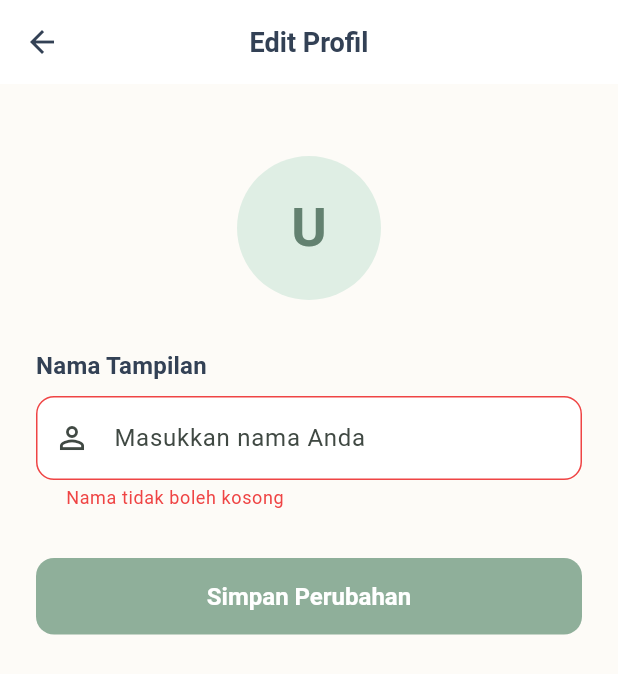
After one commit to qweez-org/qweez-app, a Flutter app: the EditProfileScreen screen opened directly, after a tap on "Simpan Perubahan", on a phone screen of 412 x 824 dp. The commit adds this screen. Shown: the top 674 px of the screen. Run offline on Flutter 3.47's test engine with Material 3 defaults, Android fonts, the phone set to English and light mode, and no system bars; our stand-ins replace flutter_secure_storage, shimmer, socket_io_client; accounts and stored records are empty; Roboto replaces fonts that are missing (Plus Jakarta Sans).

Commit message:
feat: add edit profile screen for mobile users (name change)

```diff
--- /dev/null
+++ b/lib/screens/edit_profile_screen.dart
@@ -0,0 +1,170 @@
+import 'package:flutter/material.dart';
+import 'package:provider/provider.dart';
+import '../providers/auth_provider.dart';
+import '../theme/app_theme.dart';
+
+class EditProfileScreen extends StatefulWidget {
+  const EditProfileScreen({super.key});
+
+  @override
+  State<EditProfileScreen> createState() => _EditProfileScreenState();
+}
+
+class _EditProfileScreenState extends State<EditProfileScreen> {
+  late TextEditingController _nameController;
+  final _formKey = GlobalKey<FormState>();
+  bool _isLoading = false;
+
+  @override
+  void initState() {
+    super.initState();
+    final user = context.read<AuthProvider>().user;
+    _nameController = TextEditingController(text: user?.name ?? '');
+  }
+
+  @override
+  void dispose() {
+    _nameController.dispose();
+    super.dispose();
+  }
+
+  Future<void> _save() async {
+    if (!_formKey.currentState!.validate()) return;
+    setState(() => _isLoading = true);
+
+    final authProvider = context.read<AuthProvider>();
+    final error = await authProvider.updateProfile(_nameController.text);
+
+    if (!mounted) return;
+    setState(() => _isLoading = false);
+
+    if (error == null) {
+      // Sukses — kembali ke halaman sebelumnya
+      Navigator.of(context).pop();
+      ScaffoldMessenger.of(context).showSnackBar(
+        SnackBar(
+          content: const Text('Profil berhasil diperbarui'),
+          backgroundColor: AppTheme.success,
+          behavior: SnackBarBehavior.floating,
+          shape: RoundedRectangleBorder(
+            borderRadius: BorderRadius.circular(AppTheme.radiusMd),
+          ),
+        ),
+      );
+    } else {
+      ScaffoldMessenger.of(context).showSnackBar(
+        SnackBar(
+          content: Text(error),
+          backgroundColor: AppTheme.error,
+          behavior: SnackBarBehavior.floating,
+          shape: RoundedRectangleBorder(
+            borderRadius: BorderRadius.circular(AppTheme.radiusMd),
+          ),
+        ),
+      );
+    }
+  }
+
+  @override
+  Widget build(BuildContext context) {
+    return Scaffold(
+      appBar: AppBar(
+        title: const Text('Edit Profil'),
+      ),
+      body: SafeArea(
+        child: ListView(
+          padding: const EdgeInsets.all(AppTheme.spacingXl),
+          children: [
+            const SizedBox(height: AppTheme.spacingXl),
+
+            // Avatar preview
+            Center(
+              child: Consumer<AuthProvider>(
+                builder: (_, auth, _) {
+                  final initial = _nameController.text.isNotEmpty
+                      ? _nameController.text[0].toUpperCase()
+                      : (auth.user?.name.isNotEmpty == true
+                          ? auth.user!.name[0].toUpperCase()
+                          : 'U');
+                  return CircleAvatar(
+                    radius: 48,
+                    backgroundColor: AppTheme.primary100,
+                    child: Text(
+                      initial,
+                      style: const TextStyle(
+                        fontSize: 36,
+                        color: AppTheme.primary600,
+                        fontWeight: FontWeight.bold,
+                      ),
+                    ),
+                  );
+                },
+              ),
+            ),
+
+            const SizedBox(height: AppTheme.spacingXxl),
+
+            // Form
+            Form(
+              key: _formKey,
+              child: Column(
+                crossAxisAlignment: CrossAxisAlignment.stretch,
+                children: [
+                  // Label
+                  Text(
+                    'Nama Tampilan',
+                    style: Theme.of(context).textTheme.titleMedium,
+                  ),
+                  const SizedBox(height: AppTheme.spacingSm),
+
+                  // Name input
+                  TextFormField(
+                    controller: _nameController,
+                    textCapitalization: TextCapitalization.words,
+                    decoration: const InputDecoration(
+                      hintText: 'Masukkan nama Anda',
+                      prefixIcon: Icon(Icons.person_outline),
+                    ),
+                    validator: (value) {
+                      if (value == null || value.trim().isEmpty) {
+                        return 'Nama tidak boleh kosong';
+                      }
+                      if (value.trim().length < 2) {
+                        return 'Nama minimal 2 karakter';
+                      }
+                      if (value.trim().length > 100) {
+                        return 'Nama maksimal 100 karakter';
+                      }
+                      return null;
+                    },
+                    onChanged: (_) => setState(() {}), // refresh avatar preview
+                  ),
+
+                  const SizedBox(height: AppTheme.spacingXxl),
+
+                  // Save button
+                  ElevatedButton(
+                    onPressed: _isLoading ? null : _save,
+                    style: ElevatedButton.styleFrom(
+                      padding: const EdgeInsets.symmetric(vertical: 16),
+                    ),
+                    child: _isLoading
+                        ? const SizedBox(
+                            height: 20,
+                            width: 20,
+                            child: CircularProgressIndicator(
+                              strokeWidth: 2,
+                              color: Colors.white,
+                            ),
+                          )
+                        : const Text('Simpan Perubahan'),
+                  ),
+                ],
+              ),
+            ),
+          ],
+        ),
+      ),
+    );
+  }
+}
```
Also changed, not shown: lib/models/user.dart (+9 -0 lines), lib/providers/auth_provider.dart (+15 -0 lines), lib/screens/tabs/profile_tab.dart (+24 -8 lines).
